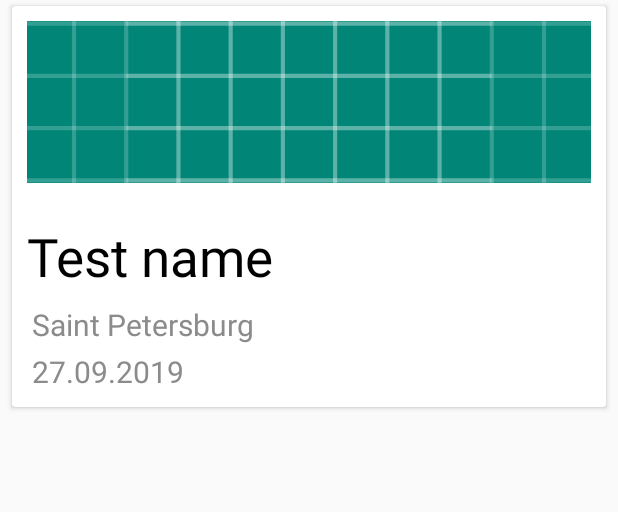
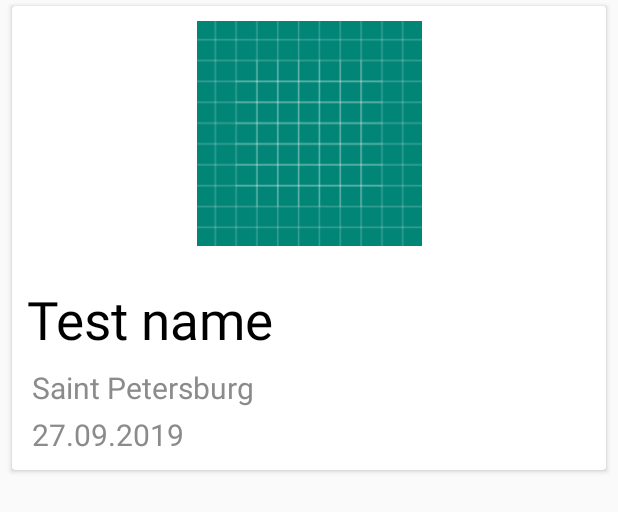
Before and after one commit to NewUserKK/vk-2019-volunteers, an Android app: the layout item_list_event.xml on its own in the app's theme, with its tools: preview values and no code run, on a phone screen of 412 x 824 dp. Shown: the top 512 px of the screen. Run offline under Robolectric (Android 15) with nearby library versions, the phone set to English and light mode, and no system bars.

Commit message:
Fix image size

```diff
--- a/Android/app/src/main/res/layout/item_list_event.xml
+++ b/Android/app/src/main/res/layout/item_list_event.xml
@@ -15,9 +15,10 @@
         <ImageView
             android:id="@+id/item_list_event_image"
             android:layout_width="match_parent"
-            android:layout_height="wrap_content"
+            android:layout_height="@dimen/picture_height"
             android:layout_marginBottom="10dp"
-            android:scaleType="centerCrop"
+            android:scaleType="fitCenter"
+            style="AppTheme.ImageView"
             app:layout_constraintBottom_toTopOf="@id/item_list_event_name"
             app:layout_constraintEnd_toEndOf="parent"
             app:layout_constraintHorizontal_chainStyle="packed"
--- a/Android/app/src/main/res/values/dimens.xml
+++ b/Android/app/src/main/res/values/dimens.xml
@@ -2,4 +2,5 @@
 <resources>
     <dimen name="avatar_view_size">40dp</dimen>
     <dimen name="list_item_background_corner_radius">5dp</dimen>
+    <dimen name="picture_height">150dp</dimen>
 </resources>
--- a/Android/app/src/main/res/values/styles.xml
+++ b/Android/app/src/main/res/values/styles.xml
@@ -58,4 +58,6 @@
         <item name="android:textColor">@color/white</item>
         <item name="android:textSize">24sp</item>
     </style>
+
+
 </resources>
```
Also changed, not shown: Android/app/src/main/java/ru/wa285/volunteers/data/repository/achievement/AchievementRepositoryImpl.kt (+0 -9 lines).
